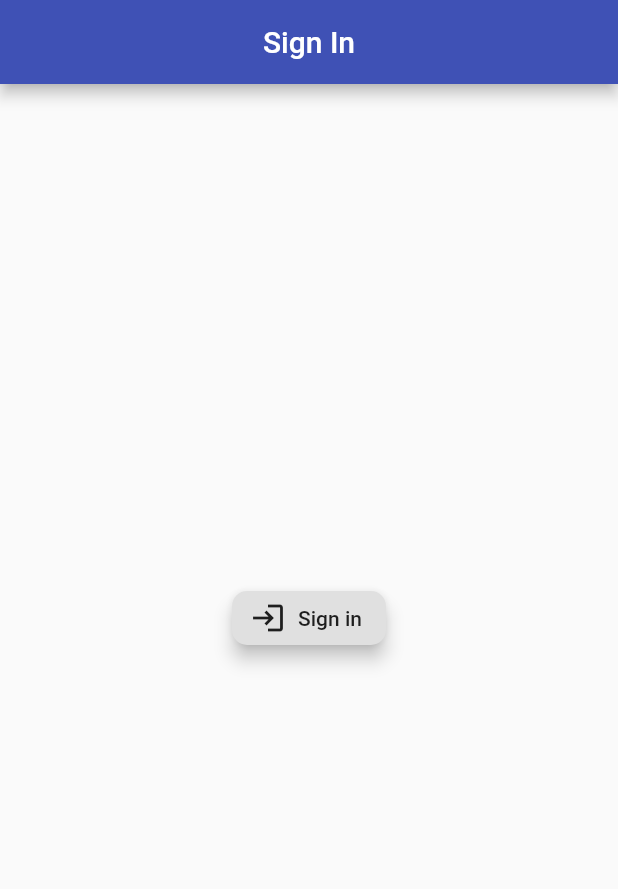
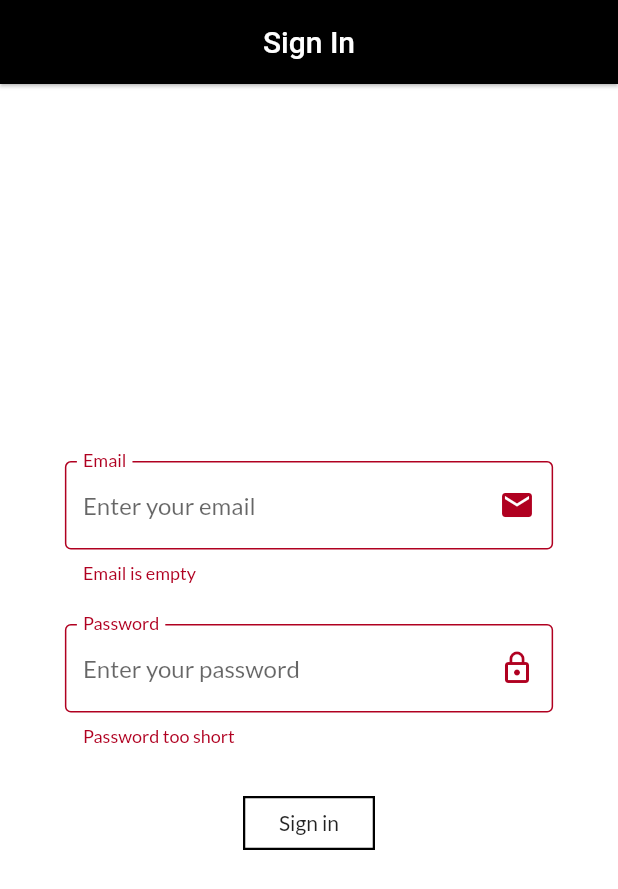
Before and after one commit to nouhben/my-virtual-id, a Flutter app: the screen it shows after launch, after a tap on "Sign in", on a phone screen of 412 x 824 dp. Shown: the top 889 px of the screen. Run offline on Flutter 3.47's test engine with Material 2 defaults, Android fonts, the phone set to English and light mode, and no system bars; our stand-ins replace cloud_firestore, firebase_auth, firebase_core, firebase_storage, google_fonts, image_picker; accounts and stored records are empty.

Commit message:
optimized version of sign in form

```diff
--- a/lib/main.dart
+++ b/lib/main.dart
@@ -1,9 +1,8 @@
 import 'package:best_starter_architecture/auth_widget.dart';
 import 'package:best_starter_architecture/auth_widget_builder.dart';
 import 'package:best_starter_architecture/services/auth_service.dart';
-import 'package:best_starter_architecture/services/firebase_storage_service.dart';
-import 'package:best_starter_architecture/services/firestore_service.dart';
 import 'package:best_starter_architecture/services/image_picker_service.dart';
+import 'package:best_starter_architecture/shared/custom_theme.dart';
 import 'package:firebase_core/firebase_core.dart';
 import 'package:flutter/material.dart';
 import 'package:provider/provider.dart';
@@ -21,25 +20,14 @@ class MyApp extends StatelessWidget {
       providers: [
         Provider<AuthService>(create: (_) => AuthService()),
         Provider<ImagePickerService>(create: (_) => ImagePickerService()),
-        //   Provider<FirebaseStorageService>(
-        //       create: (_) => FirebaseStorageService(uid: 'uid')),
-        //   Provider<FirestoreService>(create: (_) => FirestoreService(uid: 'uid')),
       ],
-      // child: MaterialApp(
-      //     theme: ThemeData(primarySwatch: Colors.indigo),
-      //     home: AuthWidget(),
-      //   ),
       builder: (context, child) => AuthWidgetBuilder(
         builder: (context, userSnapshot) => MaterialApp(
-          theme: ThemeData(primarySwatch: Colors.indigo),
+          //theme: ThemeData(primarySwatch: Colors.indigo),
+          theme: themeData(context),
           home: AuthWidget(userSnapshot: userSnapshot),
         ),
       ),
-
-      // child: MaterialApp(
-      //   theme: ThemeData(primarySwatch: Colors.indigo),
-      //   home: AuthWidget(),
-      // ),
     );
   }
 }
--- /dev/null
+++ b/lib/screens/signin/sign_in_form.dart
@@ -0,0 +1,166 @@
+import 'package:best_starter_architecture/models/custom_user.dart';
+import 'package:best_starter_architecture/services/auth_service.dart';
+import 'package:best_starter_architecture/shared/constants.dart';
+import 'package:best_starter_architecture/shared/size_config.dart';
+import 'package:flutter/material.dart';
+import 'package:provider/provider.dart';
+
+class SignInForm extends StatefulWidget {
+  @override
+  _SignInFormState createState() => _SignInFormState();
+}
+
+class _SignInFormState extends State<SignInForm> {
+  final _formKey = GlobalKey<FormState>();
+  final RegExp emailValidatorRegExp =
+      RegExp(r"^[a-zA-Z0-9.-_]+@[a-zA-Z0-9]+\.[a-zA-Z]+");
+  final String kInvalidEmailError = "Please Enter Valid email";
+
+  String _email;
+
+  String _password;
+
+  bool isLoading = false;
+
+  Future<void> _signInAnonymously(BuildContext context) async {
+    try {
+      final auth = Provider.of<AuthService>(context, listen: false);
+      await auth.signInAnon();
+    } catch (e) {
+      print(e);
+    }
+  }
+
+  Future<CustomUser> _signInEmailPassword(
+      BuildContext context, String email, String password) async {
+    try {
+      final auth = Provider.of<AuthService>(context, listen: false);
+      final usr = await auth.signInWithEmailAndPassword(
+          email: email, password: password);
+      print(usr);
+      return usr;
+    } catch (e) {
+      print(e);
+    }
+  }
+
+  @override
+  Widget build(BuildContext context) {
+    print('rebuilding-sign form');
+    SizeConfig().init(context);
+    return isLoading
+        ? CircularProgressIndicator()
+        : Form(
+            key: _formKey,
+            child: Column(
+              children: [
+                SizedBox(
+                  width: SizeConfig.screenWidth * 0.79,
+                  child: buildEmailFormField(),
+                ),
+                SizedBox(height: getProportionateScreenHeight(30)),
+                SizedBox(
+                  width: SizeConfig.screenWidth * 0.79,
+                  child: buildPasswordFormField(),
+                ),
+                SizedBox(height: getProportionateScreenHeight(30)),
+                FlatButton(
+                  color: kSecondaryColor,
+                  shape: RoundedRectangleBorder(
+                    side: BorderSide(color: kPrimaryColor, width: 1.5),
+                  ),
+                  child: Text('Sign in'),
+                  onPressed: () async {
+                    if (_formKey.currentState.validate()) {
+                      setState(() {
+                        isLoading = true;
+                      });
+                      // final _authService =
+                      //     Provider.of<AuthService>(context, listen: false);
+                      // final dynamic user =
+                      //     await _authService.signInWithEmailAndPassword(
+                      //   email: this._email,
+                      //   password: this._password,
+                      // );
+                      // print(user);
+                      final dynamic user = await _signInEmailPassword(
+                          context, _email, _password);
+                      if (user == null) {
+                        setState(() {
+                          isLoading = false;
+                        });
+                      }
+                      //}
+                    }
+                  },
+                ),
+              ],
+            ),
+          );
+  }
+
+  TextFormField buildEmailFormField() {
+    return TextFormField(
+      onSaved: (newValue) => _email = newValue,
+      onChanged: (value) {
+        setState(() {
+          _email = value;
+        });
+      },
+      onFieldSubmitted: (value) {
+        setState(() {
+          _email = value;
+        });
+      },
+      validator: (value) {
+        if (value.isEmpty) {
+          return 'Email is empty';
+        }
+        if (!emailValidatorRegExp.hasMatch(value)) {
+          return kInvalidEmailError;
+        }
+        return null;
+      },
+      keyboardType: TextInputType.emailAddress,
+      decoration: InputDecoration(
+        hintText: 'Enter your email',
+        labelText: "Email",
+        floatingLabelBehavior: FloatingLabelBehavior.always,
+        suffixIcon: Icon(Icons.email),
+        border: OutlineInputBorder(
+          borderSide: BorderSide(color: kPrimaryColor, width: 1.4),
+        ),
+      ),
+    );
+  }
+
+  TextFormField buildPasswordFormField() {
+    return TextFormField(
+      obscureText: true,
+      onSaved: (newValue) => _password = newValue,
+      onChanged: (value) {
+        setState(() {
+          _password = value;
+        });
+      },
+      onFieldSubmitted: (value) {
+        setState(() {
+          _password = value;
+        });
+      },
+      validator: (value) {
+        if (value.length < 8) return 'Password too short';
+        return null;
+      },
+      decoration: InputDecoration(
+        hintText: 'Enter your password',
+        labelText: "Password",
+        floatingLabelBehavior: FloatingLabelBehavior.always,
+        suffixIcon: Icon(Icons.lock_outline),
+        border: OutlineInputBorder(
+          borderSide: BorderSide(color: kPrimaryColor, width: 1.4),
+        ),
+      ),
+    );
+  }
+}
--- a/lib/screens/signin/signin_screen.dart
+++ b/lib/screens/signin/signin_screen.dart
@@ -1,17 +1,7 @@
-import 'package:best_starter_architecture/services/auth_service.dart';
+import 'package:best_starter_architecture/screens/signin/sign_in_form.dart';
 import 'package:flutter/material.dart';
-import 'package:provider/provider.dart';
 
 class SignInScreen extends StatelessWidget {
-  Future<void> _signInAnonymously(BuildContext context) async {
-    try {
-      final auth = Provider.of<AuthService>(context, listen: false);
-      await auth.signInAnon();
-    } catch (e) {
-      print(e);
-    }
-  }
-
   @override
   Widget build(BuildContext context) {
     return Scaffold(
@@ -19,20 +9,14 @@ class SignInScreen extends StatelessWidget {
         title: Text('Sign In'),
         centerTitle: true,
       ),
-      extendBody: true,
-      extendBodyBehindAppBar: true,
-      body: Center(
-        child: Padding(
-          padding: const EdgeInsets.all(30.0),
-          child: RaisedButton.icon(
-            label: Text('Sign in'),
-            icon: Icon(Icons.login),
-            elevation: 5.0,
-            shape: RoundedRectangleBorder(
-              borderRadius: BorderRadius.circular(10),
-            ),
-            onPressed: () => _signInAnonymously(context),
-          ),
+      body: Container(
+        width: double.infinity,
+        padding: EdgeInsets.symmetric(horizontal: 30.0),
+        child: Column(
+          mainAxisAlignment: MainAxisAlignment.center,
+          children: [
+            SignInForm(),
+          ],
         ),
       ),
     );
--- a/lib/shared/custom_theme.dart
+++ b/lib/shared/custom_theme.dart
@@ -8,7 +8,7 @@ ThemeData themeData(BuildContext context) {
   return ThemeData(
     appBarTheme: appBarTheme,
     primaryColor: kPrimaryColor,
-    accentColor: kAccentLightColor,
+    accentColor: kAccentDarkColor,
     scaffoldBackgroundColor: Colors.white,
     colorScheme: ColorScheme.light(
       secondary: kSecondaryLightColor,
@@ -51,4 +51,7 @@ ThemeData darkThemeData(BuildContext context) {
   );
 }
 
-AppBarTheme appBarTheme = AppBarTheme(color: Colors.transparent, elevation: 0);
+AppBarTheme appBarTheme = AppBarTheme(
+  color: kPrimaryColor,
+  elevation: 1.0,
+);
```
